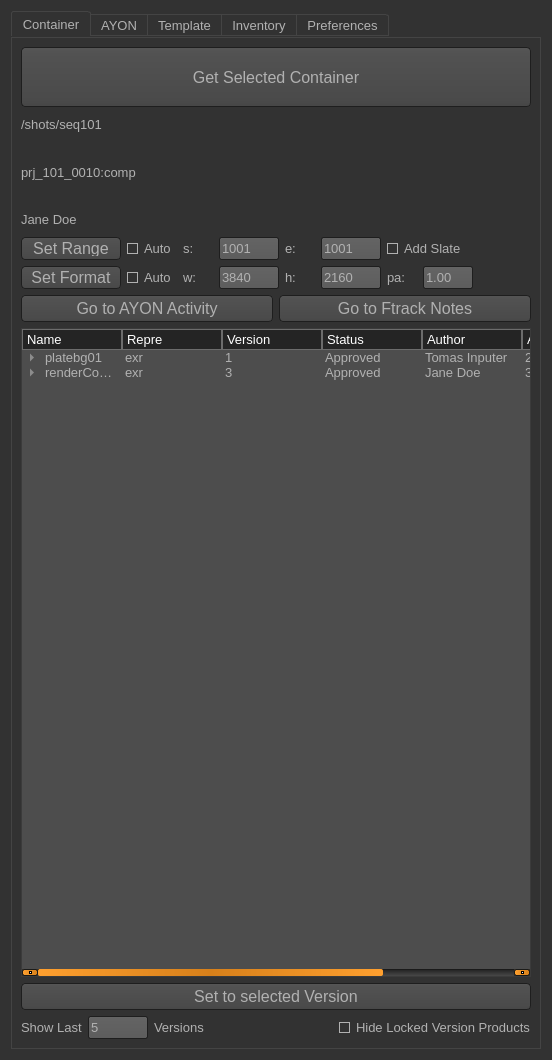
First picture: the form in gui_layout/gui_layout.ui, repository jrsndl/ayon-nuke-qcscript, before the edit.
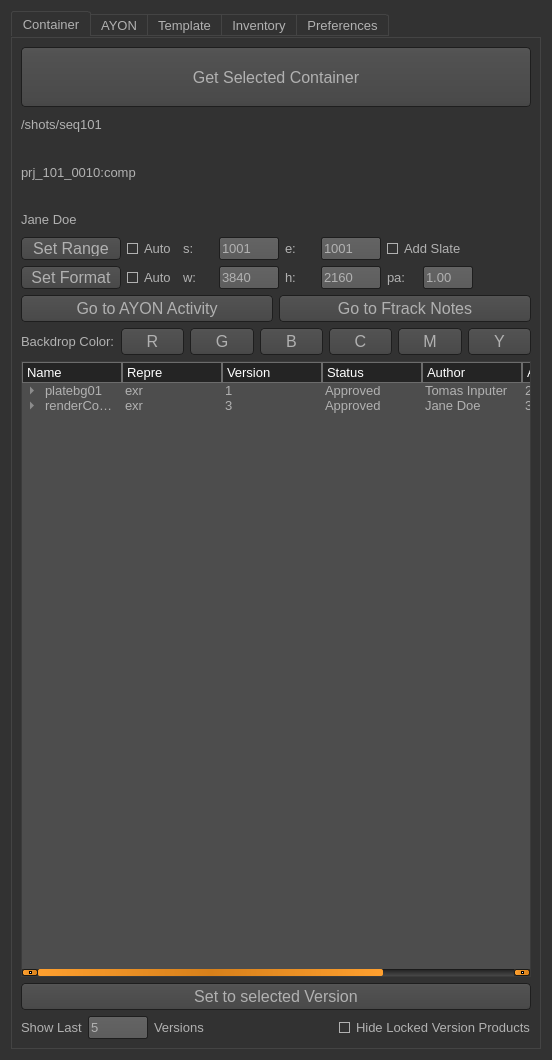
Second picture: the form after the edit. The open tabs and pages were chosen to show the change. Icons and pictures are not drawn.

Commit message: Add per-colour backdrop buttons and draw backdrops as borders

What changed in the file:
```diff
--- a/gui_layout/gui_layout.ui
+++ b/gui_layout/gui_layout.ui
@@ -1751,6 +1751,149 @@
            </item>
           </layout>
          </item>
+         <item>
+          <layout class="QHBoxLayout" name="horizontalLayout_31">
+           <item>
+            <widget class="QLabel" name="label_container_color">
+             <property name="text">
+              <string>Backdrop Color:</string>
+             </property>
+            </widget>
+           </item>
+           <item>
+            <widget class="QPushButton" name="container_color_red">
+             <property name="sizePolicy">
+              <sizepolicy hsizetype="MinimumExpanding" vsizetype="Fixed">
+               <horstretch>0</horstretch>
+               <verstretch>0</verstretch>
+              </sizepolicy>
+             </property>
+             <property name="minimumSize">
+              <size>
+               <width>30</width>
+               <height>23</height>
+              </size>
+             </property>
+             <property name="toolTip">
+              <string>Set the backdrop of the fetched container to Red</string>
+             </property>
+             <property name="text">
+              <string>R</string>
+             </property>
+            </widget>
+           </item>
+           <item>
+            <widget class="QPushButton" name="container_color_green">
+             <property name="sizePolicy">
+              <sizepolicy hsizetype="MinimumExpanding" vsizetype="Fixed">
+               <horstretch>0</horstretch>
+               <verstretch>0</verstretch>
+              </sizepolicy>
+             </property>
+             <property name="minimumSize">
+              <size>
+               <width>30</width>
+               <height>23</height>
+              </size>
+             </property>
+             <property name="toolTip">
+              <string>Set the backdrop of the fetched container to Green</string>
+             </property>
+             <property name="text">
+              <string>G</string>
+             </property>
+            </widget>
+           </item>
+           <item>
+            <widget class="QPushButton" name="container_color_blue">
+             <property name="sizePolicy">
+              <sizepolicy hsizetype="MinimumExpanding" vsizetype="Fixed">
+               <horstretch>0</horstretch>
+               <verstretch>0</verstretch>
+              </sizepolicy>
+             </property>
+             <property name="minimumSize">
+              <size>
+               <width>30</width>
+               <height>23</height>
+              </size>
+             </property>
+             <property name="toolTip">
+              <string>Set the backdrop of the fetched container to Blue</string>
+             </property>
+             <property name="text">
+              <string>B</string>
+             </property>
+            </widget>
+           </item>
+           <item>
+            <widget class="QPushButton" name="container_color_cyan">
+             <property name="sizePolicy">
+              <sizepolicy hsizetype="MinimumExpanding" vsizetype="Fixed">
+               <horstretch>0</horstretch>
+               <verstretch>0</verstretch>
+              </sizepolicy>
+             </property>
+             <property name="minimumSize">
+              <size>
+               <width>30</width>
+               <height>23</height>
+              </size>
+             </property>
+             <property name="toolTip">
+              <string>Set the backdrop of the fetched container to Cyan</string>
+             </property>
+             <property name="text">
+              <string>C</string>
+             </property>
+            </widget>
+           </item>
+           <item>
+            <widget class="QPushButton" name="container_color_magenta">
+             <property name="sizePolicy">
+              <sizepolicy hsizetype="MinimumExpanding" vsizetype="Fixed">
+               <horstretch>0</horstretch>
+               <verstretch>0</verstretch>
+              </sizepolicy>
+             </property>
+             <property name="minimumSize">
+              <size>
+               <width>30</width>
+               <height>23</height>
+              </size>
+             </property>
+             <property name="toolTip">
+              <string>Set the backdrop of the fetched container to Magenta</string>
+             </property>
+             <property name="text">
+              <string>M</string>
+             </property>
+            </widget>
+           </item>
+           <item>
+            <widget class="QPushButton" name="container_color_yellow">
+             <property name="sizePolicy">
+              <sizepolicy hsizetype="MinimumExpanding" vsizetype="Fixed">
+               <horstretch>0</horstretch>
+               <verstretch>0</verstretch>
+              </sizepolicy>
+             </property>
+             <property name="minimumSize">
+              <size>
+               <width>30</width>
+               <height>23</height>
+              </size>
+             </property>
+             <property name="toolTip">
+              <string>Set the backdrop of the fetched container to Yellow</string>
+             </property>
+             <property name="text">
+              <string>Y</string>
+             </property>
+            </widget>
+           </item>
+          </layout>
+         </item>
          <item>
           <widget class="QTreeWidget" name="container_tree">
            <column>
```
The commit also changes 5 other files.
